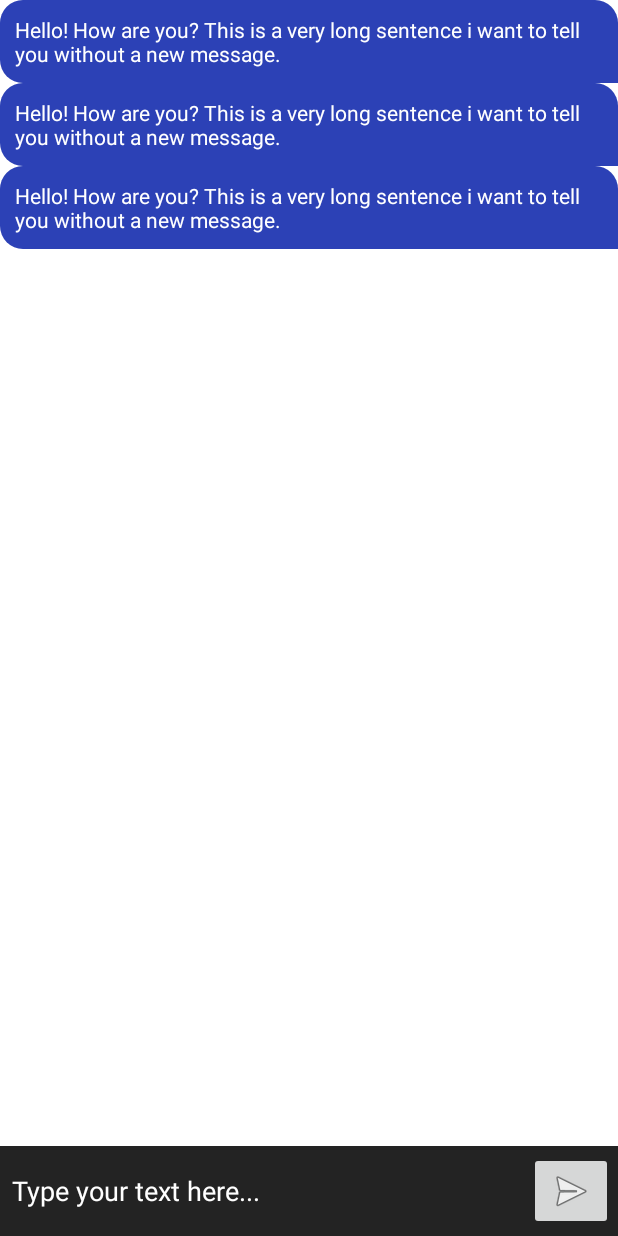
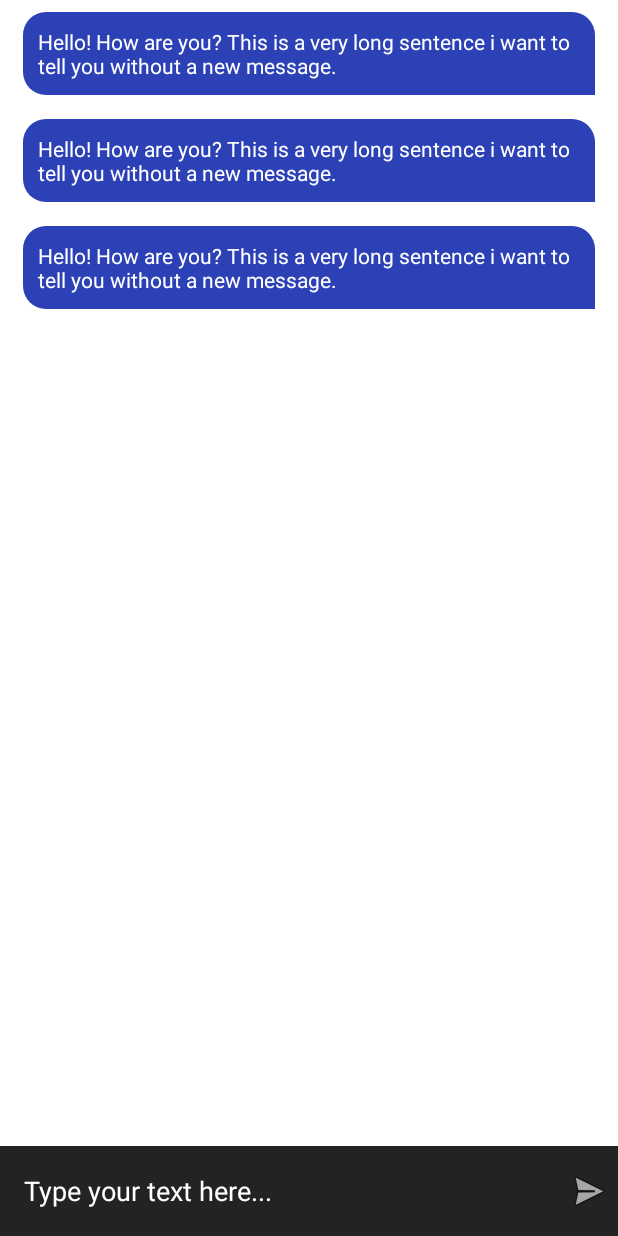
Before and after one commit to asztrikx/bme-chat-android, an Android app: the layout fragment_messages.xml on its own in the app's theme, with its tools: preview values and no code run, on a phone screen of 412 x 824 dp. Run offline under Robolectric (Android 15) with nearby library versions, the light colour scheme and no system bars; network calls fail.

Commit message:
add message ws

```diff
--- /dev/null
+++ b/app/src/main/java/hu/bme/aut/android/chat/messages/NewMessage.kt
@@ -0,0 +1,6 @@
+package hu.bme.aut.android.chat.messages
+
+data class NewMessage(
+	val contactId: Int,
+	val content: String,
+)
--- a/app/src/main/java/hu/bme/aut/android/chat/network/rest/NetworkManager.kt
+++ b/app/src/main/java/hu/bme/aut/android/chat/network/rest/NetworkManager.kt
@@ -36,7 +36,7 @@ object NetworkManager {
 			.callTimeout(Duration.ofDays(1)) // TODO
 			.build()
 
-		WebsocketManager.run(client)
+		WebsocketManager.start(client)
 
 		retrofit = Retrofit.Builder()
 			.baseUrl(SERVICE_URL)
--- a/app/src/main/res/layout/fragment_messages.xml
+++ b/app/src/main/res/layout/fragment_messages.xml
@@ -26,15 +26,15 @@
         app:layout_constraintStart_toStartOf="parent" />
 
     <EditText
-        android:id="@+id/editTextPersonName"
+        android:id="@+id/editTextMessage"
         android:layout_width="0dp"
         android:layout_height="0dp"
-        android:layout_marginStart="8dp"
+        android:layout_marginStart="16dp"
         android:layout_marginEnd="8dp"
         android:background="@null"
         android:ems="10"
         android:hint="Type your text here..."
-        android:inputType="textPersonName"
+        android:inputType="text"
         android:textColor="@color/white"
         android:textColorHint="@color/white"
         app:layout_constraintBottom_toBottomOf="@+id/background"
@@ -45,8 +45,9 @@
     <ImageButton
         android:id="@+id/imageButton"
         android:layout_width="wrap_content"
-        android:layout_height="wrap_content"
+        android:layout_height="0dp"
         android:layout_marginEnd="3dp"
+        android:background="@null"
         android:src="@android:drawable/ic_menu_send"
         app:layout_constraintBottom_toBottomOf="@+id/background"
         app:layout_constraintEnd_toEndOf="@+id/background"
--- a/app/src/main/res/layout/item_message.xml
+++ b/app/src/main/res/layout/item_message.xml
@@ -3,17 +3,19 @@
     xmlns:app="http://schemas.android.com/apk/res-auto"
     xmlns:tools="http://schemas.android.com/tools"
     android:layout_width="match_parent"
-    android:layout_height="wrap_content">
+    android:layout_height="wrap_content"
+    android:layout_marginHorizontal="15dp"
+    android:layout_marginVertical="8dp" >
 
     <TextView
         android:id="@+id/textView"
         android:layout_width="wrap_content"
         android:layout_height="wrap_content"
-        tools:text="Hello! How are you? This is a very long sentence i want to tell you without a new message."
         android:background="@drawable/shape_message_me"
         android:padding="10dp"
         android:textColor="#fff"
         app:layout_constraintEnd_toEndOf="parent"
-        app:layout_constraintTop_toTopOf="parent" />
+        app:layout_constraintTop_toTopOf="parent"
+        tools:text="Hello! How are you? This is a very long sentence i want to tell you without a new message." />
 
 </androidx.constraintlayout.widget.ConstraintLayout>
```
Also changed, not shown: app/src/main/java/hu/bme/aut/android/chat/messages/MessagesFragment.kt (+42 -21 lines), app/src/main/java/hu/bme/aut/android/chat/network/socket/WebsocketManager.kt (+9 -3 lines).
